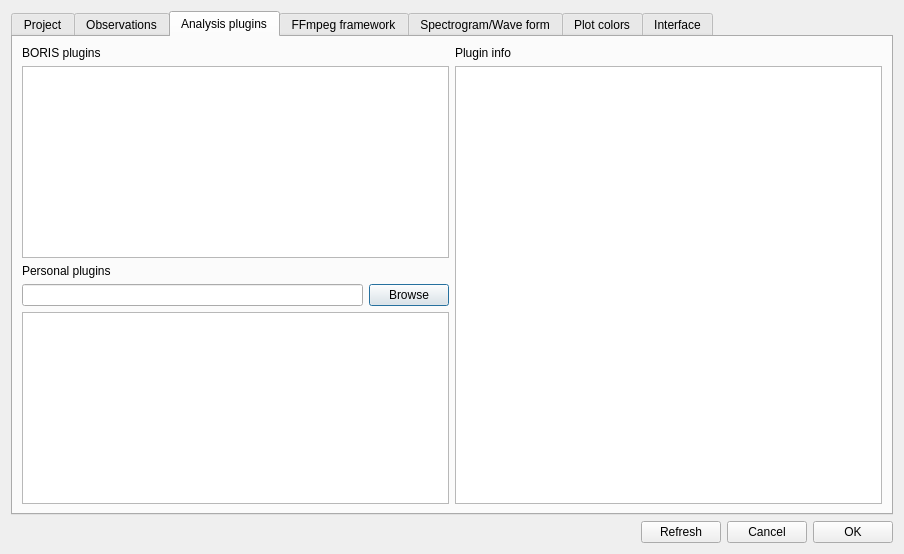
The window that boris/preferences.ui (olivierfriard/BORIS) describes before a commit, drawn with Qt 5.
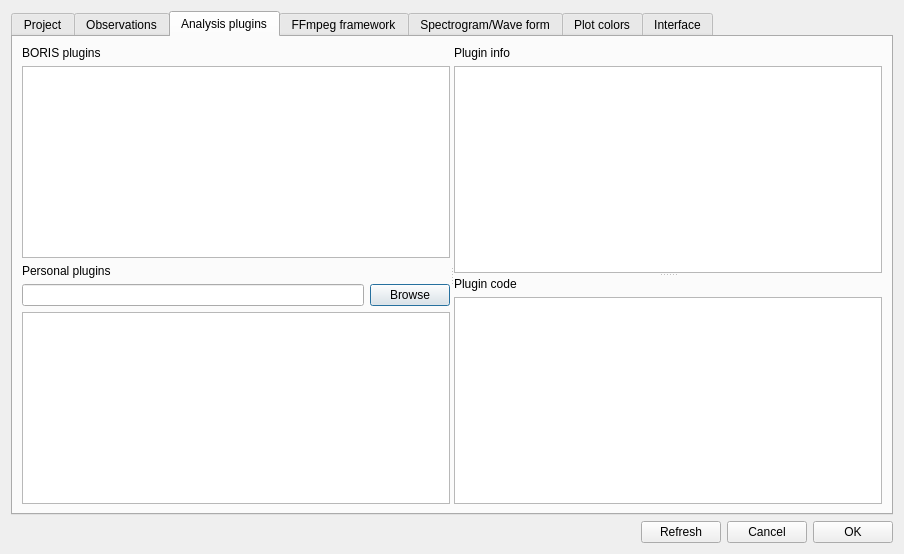
The same window after the commit. The open tabs and pages were chosen to show the change.

Commit message: work on R plugin

What changed in the file:
```diff
--- a/boris/preferences.ui
+++ b/boris/preferences.ui
@@ -16,8 +16,8 @@
   <property name="windowTitle">
    <string>Preferences</string>
   </property>
-  <layout class="QGridLayout" name="gridLayout">
-   <item row="0" column="0">
+  <layout class="QHBoxLayout" name="horizontalLayout_17">
+   <item>
     <layout class="QVBoxLayout" name="verticalLayout_2">
      <item>
       <widget class="QTabWidget" name="tabWidget">
@@ -321,8 +321,13 @@
         <attribute name="title">
          <string>Analysis plugins</string>
         </attribute>
-        <layout class="QHBoxLayout" name="horizontalLayout_17">
+        <layout class="QVBoxLayout" name="verticalLayout_15">
          <item>
+          <widget class="QSplitter" name="splitter_2">
+           <property name="orientation">
+            <enum>Qt::Orientation::Horizontal</enum>
+           </property>
+           <widget class="QWidget" name="">
           <layout class="QVBoxLayout" name="verticalLayout_11">
            <item>
             <widget class="QLabel" name="label_13">
@@ -363,8 +368,12 @@
             <widget class="QListWidget" name="lw_personal_plugins"/>
            </item>
           </layout>
-         </item>
-         <item>
+           </widget>
+           <widget class="QSplitter" name="splitter">
+            <property name="orientation">
+             <enum>Qt::Orientation::Vertical</enum>
+            </property>
+            <widget class="QWidget" name="">
           <layout class="QVBoxLayout" name="verticalLayout_12">
            <item>
             <widget class="QLabel" name="label_14">
@@ -381,6 +390,27 @@
             </widget>
            </item>
           </layout>
+            </widget>
+            <widget class="QWidget" name="">
+             <layout class="QVBoxLayout" name="verticalLayout_14">
+              <item>
+               <widget class="QLabel" name="label_23">
+                <property name="text">
+                 <string>Plugin code</string>
+                </property>
+               </widget>
+              </item>
+              <item>
+               <widget class="QPlainTextEdit" name="pte_plugin_code">
+                <property name="lineWrapMode">
+                 <enum>QPlainTextEdit::LineWrapMode::NoWrap</enum>
+                </property>
+               </widget>
+              </item>
+             </layout>
+            </widget>
+           </widget>
+          </widget>
          </item>
         </layout>
        </widget>
```
Left out of the diff: 2 changed lines with no effect on the pictures. Lines whose indentation alone changed are shown as unchanged. The commit also changes 3 other files.
